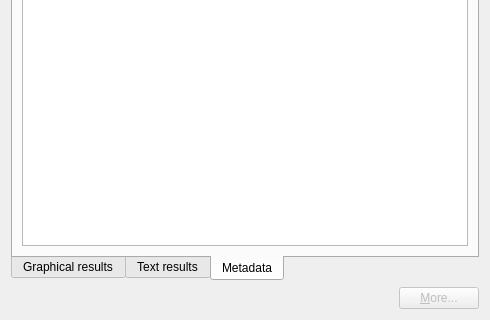
This is src/poliqarpwidget.ui in jsbien/djview-poliqarp_fork as Qt 5 draws it before an edit; both pictures show x 0 to 490 and y 177 to 497 of the 490 by 497 pixel window. The edited form follows.
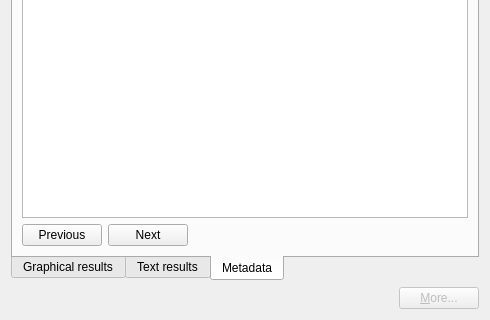
This is the edited form. The open tabs and pages were chosen to show the change. Icons and pictures are not drawn. Custom widgets are drawn as their Qt base class.

Commit message: Previous/next buttons for metadata. Closes #116.

Patch:
```diff
--- a/src/poliqarpwidget.ui
+++ b/src/poliqarpwidget.ui
@@ -219,7 +219,7 @@
       <attribute name="title">
        <string>Metadata</string>
       </attribute>
-      <layout class="QHBoxLayout" name="horizontalLayout_3">
+      <layout class="QVBoxLayout" name="verticalLayout">
        <item>
         <widget class="QTextBrowser" name="metadataBrowser">
          <property name="openLinks">
@@ -227,6 +227,37 @@
          </property>
         </widget>
        </item>
+       <item>
+        <layout class="QHBoxLayout" name="horizontalLayout_3">
+         <item>
+          <widget class="QPushButton" name="previousMetadataButton">
+           <property name="text">
+            <string>Previous</string>
+           </property>
+          </widget>
+         </item>
+         <item>
+          <widget class="QPushButton" name="nextMetadataButton">
+           <property name="text">
+            <string>Next</string>
+           </property>
+          </widget>
+         </item>
+         <item>
+          <spacer name="horizontalSpacer_2">
+           <property name="orientation">
+            <enum>Qt::Horizontal</enum>
+           </property>
+           <property name="sizeHint" stdset="0">
+            <size>
+             <width>40</width>
+             <height>20</height>
+            </size>
+           </property>
+          </spacer>
+         </item>
+        </layout>
+       </item>
       </layout>
      </widget>
     </widget>
```
The commit also changes 2 other files.
